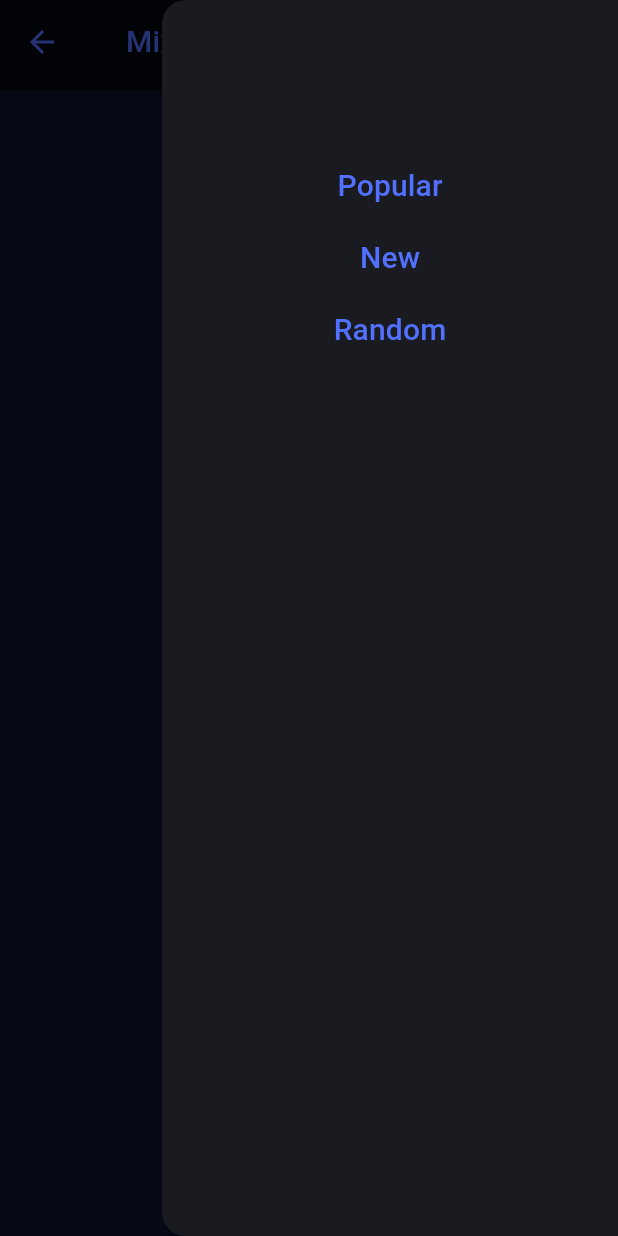
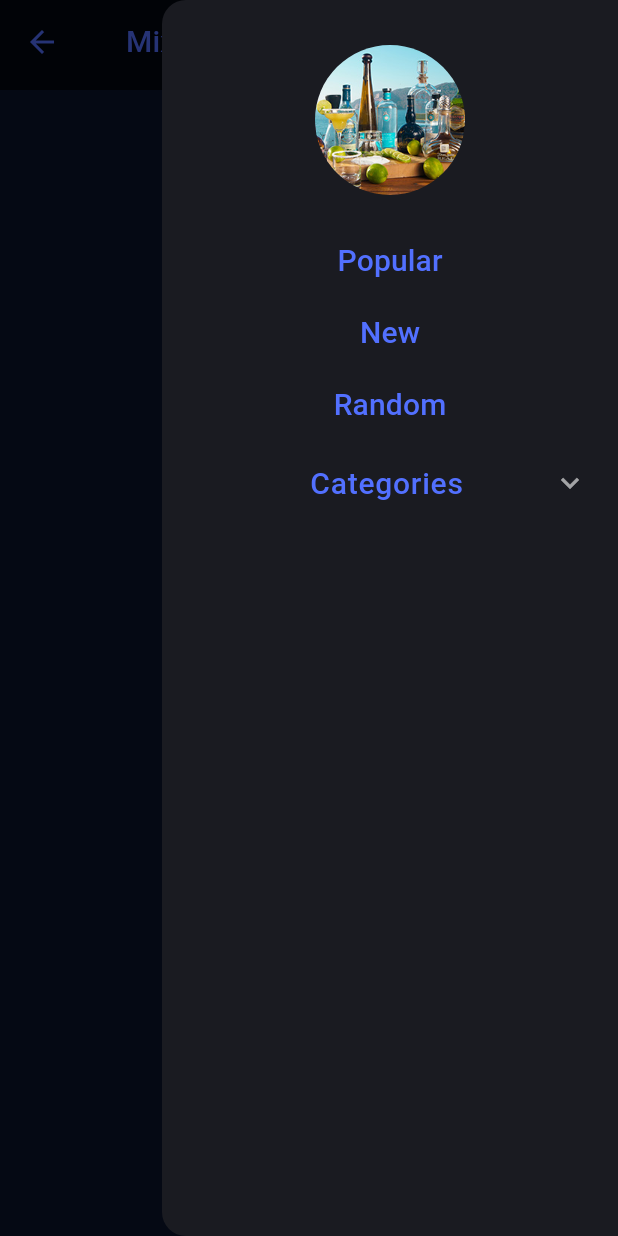
Before and after one commit to TKravel/mix-it-flutter, a Flutter app: the RandomDrinkScreen screen opened directly, in the side drawer, after a tap on "Mix-It!", on a phone screen of 412 x 824 dp. Run offline on Flutter 3.47's test engine with Material 3 defaults, Android fonts, the phone set to English and light mode, and no system bars; our stand-ins replace carousel_slider, flutter_dotenv, shimmer; network calls fail.

Commit message:
Clean up / refactor

```diff
--- a/lib/models/drink_model.dart
+++ b/lib/models/drink_model.dart
@@ -22,7 +22,7 @@ class Drink {
     strCreativeCommonsConfirmed = json['strCreativeCommonsConfirmed'];
     dateModified = json['dateModified'];
 
-    // restructure ingredients come from api for easier handling
+    // restructure ingredients coming from api for easier handling
     Map<String, String> ingredientMap = {};
     Iterable.generate(15).forEach((i) {
       if (json['strMeasure${i + 1}'] != null &&
--- a/lib/screens/random_drink/random_drink_screen.dart
+++ b/lib/screens/random_drink/random_drink_screen.dart
@@ -6,7 +6,7 @@ import 'package:flutter/material.dart';
 
 import 'package:mix_it/utils/constants/constants.dart';
 import 'package:mix_it/widgets/app_bar/main_app_bar.dart';
-import 'package:mix_it/widgets/side_nav.dart';
+import 'package:mix_it/widgets/side_nav/side_nav.dart';
 import 'package:mix_it/screens/drink_details/drink_details.dart';
 import 'package:mix_it/services/network.dart';
 
@@ -32,7 +32,7 @@ class _RandomDrinkScreen extends State<RandomDrinkScreen> {
     dynamic params;
 
     Network networkHandler = Network();
-    String response = await networkHandler.postRequest(route, params);
+    String response = await networkHandler.apiPostRequest(route, params);
     var json = await jsonDecode(response);
     setState(() {
       if (json['drinks'][0]['idDrink'] == null) return;
--- a/lib/services/network.dart
+++ b/lib/services/network.dart
@@ -8,12 +8,18 @@ class Network {
   final String _authority = 'www.thecocktaildb.com';
   final String _apiKey = dotenv.env['API_KEY']!;
 
-  postRequest(String url, Map<String, String>? params) async {
+  apiPostRequest(String url, Map<String, String>? params) async {
     String routeBuilder = 'api/json/$_apiKey$url';
     Uri endPoint = Uri.https(_authority, routeBuilder, params);
+    log(endPoint.toString());
     var response = await http.get(endPoint);
-    // print('Response status: $url ${response.statusCode}');
-    // print('Response body: ${response.body}');
+    // log('Response status: $url ${response.statusCode}');
+    // log('Response body: ${response.body}');
     return response.body;
   }
+
+  postRequest(Uri url, Map<String, dynamic> bodyPkg) async {
+    var response = await http.post(url, body: bodyPkg);
+    return response;
+  }
 }
--- a/lib/utils/constants/constants.dart
+++ b/lib/utils/constants/constants.dart
@@ -9,6 +9,7 @@ import 'package:mix_it/utils/colors/custom_colors.dart';
 const double kAppBarHeight = 60.0;
 
 Color kTextOnPrimary = CustomColors.kPrimary.shade50;
+Color kSivNavBackground = const Color(0xff1a1b21);
 
 // BUTTON CONSTANTS
 
--- a/lib/widgets/side_nav.dart
+++ /dev/null
@@ -1,64 +0,0 @@
-// ignore: unused_import
-import 'dart:developer';
-
-import 'package:flutter/material.dart';
-
-import 'package:mix_it/screens/home_page/home_page.dart';
-import 'package:mix_it/screens/latest_drinks/newly_added_screen.dart';
-import 'package:mix_it/screens/popular/popular_screen.dart';
-import 'package:mix_it/screens/random_drink/random_drink_screen.dart';
-import 'package:mix_it/utils/constants/constants.dart';
-
-class SideNav extends Drawer {
-  const SideNav({super.key, required this.context});
-
-  final BuildContext context;
-
-  _handleNavSelection(String selection) {
-    Widget newScreen = const HomePage();
-    switch (selection) {
-      case 'popular':
-        newScreen = const PopularScreen();
-        break;
-      case 'new':
-        newScreen = const NewlyAddedScreen();
-        break;
-      case 'random':
-        newScreen = const RandomDrinkScreen();
-    }
-
-    Navigator.pushAndRemoveUntil(context,
-        MaterialPageRoute(builder: (context) => newScreen), (_) => false);
-  }
-
-  @override
-  Widget build(BuildContext context) {
-    return Drawer(
-      child: Column(
-        children: [
-          const SizedBox(
-            height: 100,
-          ),
-          TextButton(
-              onPressed: () => {_handleNavSelection('popular')},
-              child: Text(
-                "Popular",
-                style: kDrawerButtonTextStyles,
-              )),
-          TextButton(
-              onPressed: () => {_handleNavSelection('new')},
-              child: Text(
-                "New",
-                style: kDrawerButtonTextStyles,
-              )),
-          TextButton(
-              onPressed: () => {_handleNavSelection('random')},
-              child: Text(
-                "Random",
-                style: kDrawerButtonTextStyles,
-              )),
-        ],
-      ),
-    );
-  }
-}
--- /dev/null
+++ b/lib/widgets/side_nav/category_expansion.dart
@@ -0,0 +1,81 @@
+// ignore: unused_import
+import "dart:developer";
+
+import "package:flutter/material.dart";
+import "package:mix_it/utils/colors/custom_colors.dart";
+
+import "package:mix_it/utils/constants/constants.dart";
+
+Map<String, String> categories = {
+  "/filter.php?c=Ordinary_Drink": "Ordinary Drink",
+  "/filter.php?c=Cocktail": "Cocktail",
+  "/filter.php?c=Shake": "Shake",
+  "/filter.php?c=Shot": "Shot",
+  "/filter.php?c=Coffee_/_Tea": "Coffee / Tea",
+  "/filter.php?c=Beer": "Beer",
+  "/filter.php?c=Soft_Drink": "Soft Drink",
+  "/filter.php?c=Punch_/_Party_Drink": "Punch / Party Drink",
+  "/filter.php?c=Homemade_Liqueur": "Homemade Liqueur",
+  "/filter.php?c=Other_/_Unknown": "Other / Unknown"
+};
+
+class CategoryExpansion extends StatefulWidget {
+  const CategoryExpansion({super.key, required this.handleNavSelection});
+  final Function handleNavSelection;
+
+  @override
+  State<CategoryExpansion> createState() {
+    return _CategoryExpansion();
+  }
+}
+
+class _CategoryExpansion extends State<CategoryExpansion> {
+  bool expandedState = false;
+
+  @override
+  Widget build(BuildContext context) {
+    return Container(
+      child: ExpansionPanelList(
+        elevation: 0,
+        expandedHeaderPadding: const EdgeInsets.all(0),
+        dividerColor: kSivNavBackground,
+        expansionCallback: (int index, bool isExpanded) {
+          setState(() {
+            expandedState = isExpanded;
+          });
+        },
+        children: [
+          ExpansionPanel(
+            canTapOnHeader: true,
+            backgroundColor: kSivNavBackground,
+            headerBuilder: (BuildContext context, bool isExpanded) {
+              return ListTile(
+                focusColor: const Color.fromARGB(255, 34, 36, 43),
+                leading: const SizedBox(
+                  width: 44,
+                ),
+                title: Text(
+                    style: kDrawerButtonTextStyles,
+                    textAlign: TextAlign.center,
+                    "Categories"),
+              );
+            },
+            body: Column(
+                children: categories.entries.map((entry) {
+              return TextButton(
+                onPressed: () => {
+                  widget.handleNavSelection("category", entry.value, entry.key)
+                },
+                child: Text(
+                  entry.value,
+                  style: kDrawerButtonTextStyles,
+                ),
+              );
+            }).toList()),
+            isExpanded: expandedState,
+          )
+        ],
+      ),
+    );
+  }
+}
--- /dev/null
+++ b/lib/widgets/side_nav/side_nav.dart
@@ -0,0 +1,92 @@
+// ignore: unused_import
+import 'dart:developer';
+
+import 'package:flutter/material.dart';
+import 'package:mix_it/screens/drink_lists/drink_lists.dart';
+
+import 'package:mix_it/screens/home_page/home_page.dart';
+import 'package:mix_it/screens/random_drink/random_drink_screen.dart';
+import 'package:mix_it/utils/constants/constants.dart';
+import 'package:mix_it/widgets/side_nav/category_expansion.dart';
+
+class SideNav extends Drawer {
+  const SideNav({super.key, required this.context});
+
+  final BuildContext context;
+
+  _handleNavSelection(
+      String selection, String? categoryName, String? categoryRoute) {
+    Widget newScreen = const HomePage();
+    switch (selection) {
+      case 'popular':
+        newScreen = const DrinkListPage(
+            pageHeader: "Popular", apiRoute: '/popular.php', apiParams: null);
+        break;
+      case 'new':
+        newScreen = const DrinkListPage(
+            pageHeader: "Newly added",
+            apiRoute: '/latest.php',
+            apiParams: null);
+        break;
+      case 'random':
+        newScreen = const RandomDrinkScreen();
+        break;
+      case 'category':
+        final routeArr = categoryRoute!.split("?");
+        final paramArr = routeArr[1].split("=");
+        newScreen = DrinkListPage(
+            pageHeader: categoryName!,
+            apiRoute: routeArr[0],
+            apiParams: {paramArr[0]: paramArr[1]});
+        break;
+    }
+
+    Navigator.pushAndRemoveUntil(context,
+        MaterialPageRoute(builder: (context) => newScreen), (_) => false);
+  }
+
+  @override
+  Widget build(BuildContext context) {
+    return Drawer(
+      child: ListView(
+        children: [
+          Align(
+            alignment: Alignment.topCenter,
+            child: Padding(
+              padding: const EdgeInsets.fromLTRB(0, 30, 0, 20),
+              child: ClipRRect(
+                borderRadius: BorderRadius.circular(100),
+                child: Image.asset(
+                  "images/cropped-bottles.jpg",
+                  width: 100,
+                ),
+              ),
+            ),
+          ),
+          TextButton(
+              onPressed: () => {_handleNavSelection('popular', null, null)},
+              child: Text(
+                "Popular",
+                style: kDrawerButtonTextStyles,
+              )),
+          TextButton(
+              onPressed: () => {_handleNavSelection('new', null, null)},
+              child: Text(
+                "New",
+                style: kDrawerButtonTextStyles,
+              )),
+          TextButton(
+            onPressed: () => {_handleNavSelection('random', null, null)},
+            child: Text(
+              "Random",
+              style: kDrawerButtonTextStyles,
+            ),
+          ),
+          CategoryExpansion(
+            handleNavSelection: _handleNavSelection,
+          ),
+        ],
+      ),
+    );
+  }
+}
--- a/pubspec.yaml
+++ b/pubspec.yaml
@@ -63,7 +63,7 @@ flutter:
   # To add assets to your application, add an assets section, like this:
   assets:
     - .env
-  #   - images/a_dot_burr.jpeg
+    - images/cropped-bottles.jpg
   #   - images/a_dot_ham.jpeg
 
   # An image asset can refer to one or more resolution-specific "variants", see
```
Also changed, not shown: lib/screens/drink_details/components/drink_info.dart (+29 -1 lines), lib/screens/drink_details/drink_details.dart (+22 -4 lines), lib/screens/drink_lists/drink_lists.dart (added, +53 -0 lines), lib/screens/home_page/componets/landing_hero.dart (deleted, +0 -38 lines), lib/screens/home_page/componets/search_bar.dart (+24 -24 lines), lib/screens/home_page/home_page.dart (+24 -9 lines), lib/screens/latest_drinks/newly_added_screen.dart (deleted, +0 -34 lines), lib/screens/popular/popular_screen.dart (deleted, +0 -34 lines), lib/widgets/carousel/carousel.dart (+12 -5 lines), lib/widgets/drink_list/drink_card_sm.dart (+6 -2 lines), lib/widgets/drink_list/selection_grid.dart (+12 -9 lines), images/cropped-bottles.jpg (added), 24 other files.
